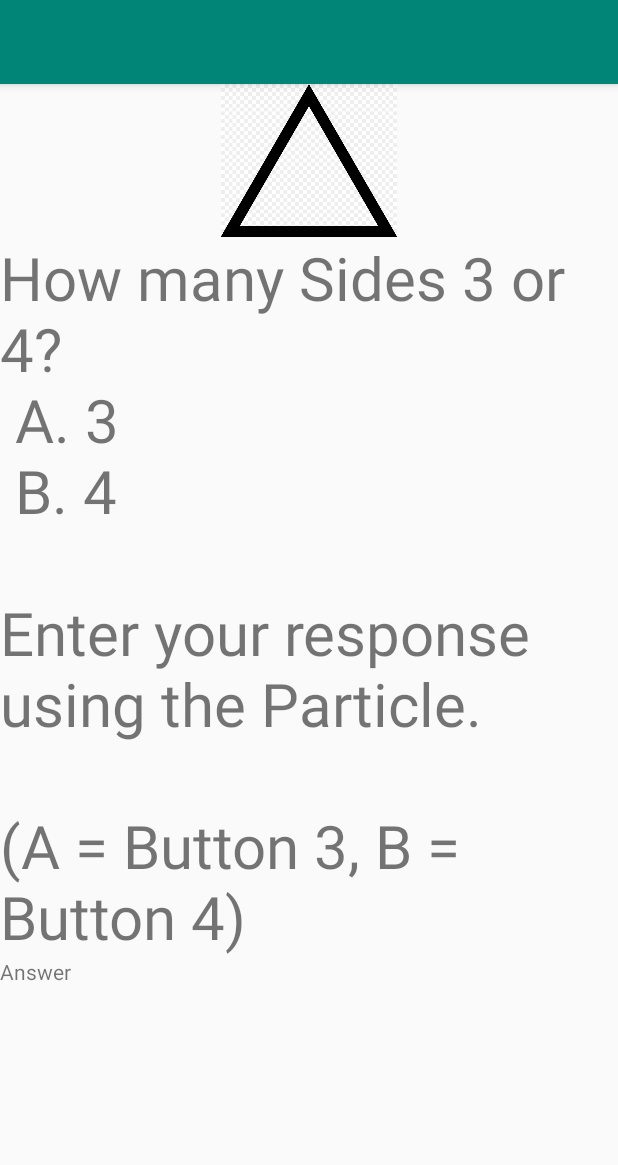
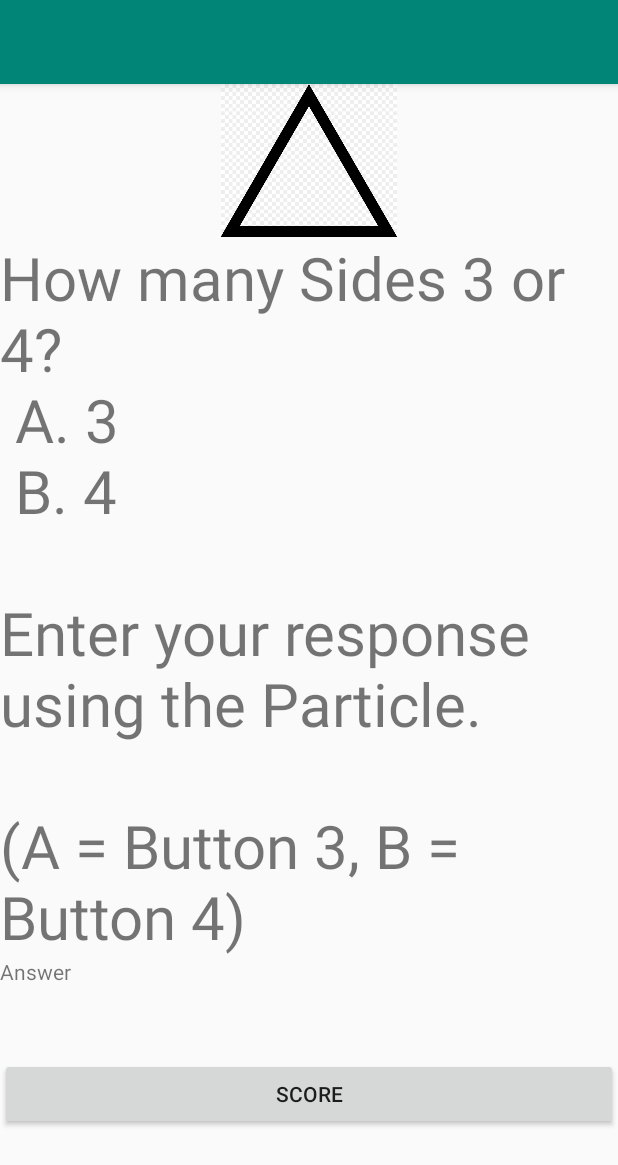
Before and after one commit to hmehta095/QuizzApp-Particle, an Android app: the screen it shows after launch (MainActivity), on a phone screen of 412 x 824 dp. Shown: the top 1165 px of the screen. Run offline under Robolectric (Android 15) with nearby library versions, the phone set to English and light mode, and no system bars; libraries missing offline, so code that uses them is left out: io.particle.android; 2 statements that could not run were skipped.

Commit message:
Score Implemented

```diff
--- a/app/src/main/java/com/example/quizapp/MainActivity.java
+++ b/app/src/main/java/com/example/quizapp/MainActivity.java
@@ -4,8 +4,11 @@ import android.support.annotation.NonNull;
 import android.support.v7.app.AppCompatActivity;
 import android.os.Bundle;
 import android.util.Log;
+import android.view.View;
+import android.widget.Button;
 import android.widget.ImageView;
 import android.widget.TextView;
+import android.widget.Toast;
 
 import java.io.IOException;
 import java.lang.reflect.Array;
@@ -26,7 +29,7 @@ public class MainActivity extends AppCompatActivity {
 
     TextView tv,tv1;
     ImageView img;
-//    int[] intArray = new int[]{ 1,2,3,4,5,6,7,8,9,10 };
+    Button btn;
     String[] Key = new String[] {"A","B"};
 
     // MARK: Particle Account Info
@@ -50,12 +53,31 @@ public class MainActivity extends AppCompatActivity {
         tv = findViewById(R.id.result);
         tv1 = findViewById(R.id.textView);
         img = findViewById(R.id.imageView);
+        btn = findViewById(R.id.score);
 
         // 1. Initialize your connection to the Particle API
         ParticleCloudSDK.init(this.getApplicationContext());
 
         // 2. Setup your device variable
         getDeviceFromCloud();
+        btn.setOnClickListener(new View.OnClickListener() {
+            @Override
+            public void onClick(View view) {
+
+                runOnUiThread(new Runnable() {
+
+
+
+                    @Override
+                    public void run() {
+                        tv.setText("" + scoreCount);
+
+                    }
+                });
+
+
+            }
+        });
 
     }
 
@@ -94,6 +116,9 @@ public class MainActivity extends AppCompatActivity {
 
 
     int i = 0;
+    int j = 1;
+    int k = 1;
+    int scoreCount = 0;
     public void result(String answer){
         runOnUiThread(new Runnable() {
 
@@ -102,26 +127,38 @@ public class MainActivity extends AppCompatActivity {
             @Override
             public void run() {
 
-
+                try{
                     if (answer.equals(Key[i])){
                         tv.setText("Correct");
 
                         if (Key[1].equals(Key[i])){
                             turnParticleGreen("circle");
+
+
+                            if (j == 1) {
+                                scoreCount = scoreCount + 1;
+                                j++;
+                            }
+
                         }
-                        if (Key[0].equals(Key[i])){
+                        else if (Key[0].equals(Key[i])){
                             turnParticleGreen("triangle");
+
+                            if (k == 1) {
+                                scoreCount = scoreCount + 1;
+                                k++;
+                            }
                         }
+
 
                     }
                     else {
                         tv.setText("Wrong");
                         turnParticleRed();
                     }
-
-
-
-
+                }catch (Exception e){
+                    Toast.makeText(getApplicationContext(), ""+e, Toast.LENGTH_SHORT).show();
+                }
 
             }
         });
@@ -149,6 +186,7 @@ public class MainActivity extends AppCompatActivity {
                     tv.setText("Answer");
 
                 }else{
+                    i++;
                     img.setImageResource(R.drawable.coder);
                     tv1.setText("Quiz Finished");
                     tv.setText("");
--- a/app/src/main/res/layout/activity_main.xml
+++ b/app/src/main/res/layout/activity_main.xml
@@ -26,4 +26,10 @@
         android:layout_height="67dp"
         android:text="Answer" />
 
+    <Button
+        android:id="@+id/score"
+        android:layout_width="match_parent"
+        android:layout_height="wrap_content"
+        android:text="Score" />
+
 </LinearLayout>
```
